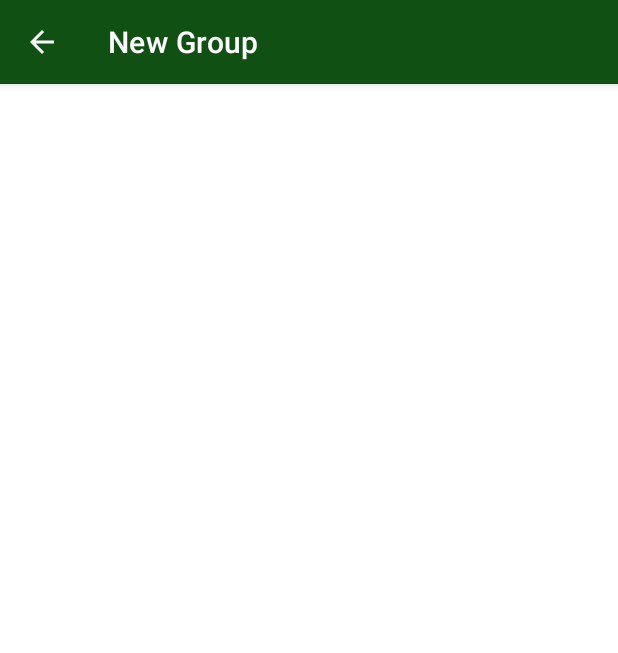
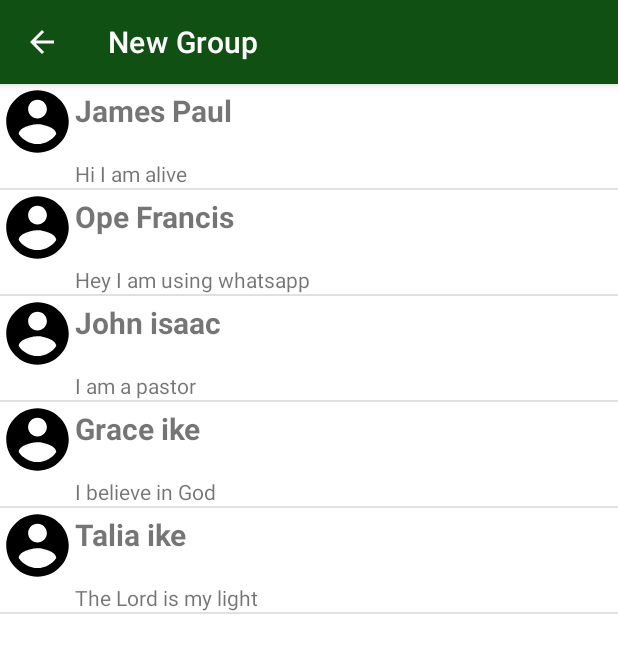
Before and after one commit to Raikhuomon/WhatsAppClone, an Android app: the NewGroupActivity screen opened directly, with no data from a screen before it, on a phone screen of 412 x 824 dp. Shown: the top 653 px of the screen. Run offline under Robolectric (Android 15) with nearby library versions, the phone set to English and light mode, and no system bars.

Commit message:
implementing list of friends

```diff
--- a/app/src/main/java/com/rachael/whatsappclone/ListOfFriendsAdapter.kt
+++ b/app/src/main/java/com/rachael/whatsappclone/ListOfFriendsAdapter.kt
@@ -4,9 +4,12 @@ import android.content.Context
 import android.view.LayoutInflater
 import android.view.View
 import android.view.ViewGroup
+import android.widget.TextView
 import androidx.recyclerview.widget.RecyclerView
 
 class listOfFriendsAdapter(val context: Context) : RecyclerView.Adapter<listOfFriendsAdapter.LFViewHolder>(){
+    private val sampleData = SampleData()
+    private val listOfFriends = sampleData.LIST_OF_FRIENDS
 
     override fun onCreateViewHolder(parent: ViewGroup, viewType: Int): LFViewHolder {
        val itemView = LayoutInflater.from(context).inflate(R.layout.list_of_friends_layout, parent, false)
@@ -15,14 +18,16 @@ class listOfFriendsAdapter(val context: Context) : RecyclerView.Adapter<listOfFr
     }
 
     override fun onBindViewHolder(holder: LFViewHolder, position: Int) {
-
+        holder.userName.text = listOfFriends[position].username
+        holder.status.text = listOfFriends[position].status
     }
 
     override fun getItemCount(): Int {
-
+         return listOfFriends.size
     }
 
     class LFViewHolder(itemView: View): RecyclerView.ViewHolder(itemView){
-
+        val userName: TextView = itemView.findViewById(R.id.userName)
+        val status: TextView = itemView.findViewById(R.id.status)
     }
 }
--- a/app/src/main/java/com/rachael/whatsappclone/NewGroupActivity.kt
+++ b/app/src/main/java/com/rachael/whatsappclone/NewGroupActivity.kt
@@ -2,6 +2,8 @@ package com.rachael.whatsappclone
 
 import androidx.appcompat.app.AppCompatActivity
 import android.os.Bundle
+import androidx.recyclerview.widget.DividerItemDecoration
+import androidx.recyclerview.widget.LinearLayoutManager
 import androidx.recyclerview.widget.RecyclerView
 
 class NewGroupActivity : AppCompatActivity() {
@@ -12,6 +14,11 @@ class NewGroupActivity : AppCompatActivity() {
         setContentView(R.layout.activity_new_group)
 
         recyclerview = findViewById(R.id.listOfFriends)
+        recyclerview.adapter = listOfFriendsAdapter(this)
+        recyclerview.layoutManager = LinearLayoutManager(this)
 
+        //adding line decoration
+        val decor = DividerItemDecoration(this, RecyclerView.VERTICAL)
+        recyclerview.addItemDecoration(decor)
     }
 }
--- /dev/null
+++ b/app/src/main/java/com/rachael/whatsappclone/SampleData.kt
@@ -0,0 +1,11 @@
+package com.rachael.whatsappclone
+
+class SampleData {
+    val LIST_OF_FRIENDS: List<User> = listOf(
+        User("James Paul", "Hi I am alive"),
+        User("Ope Francis", "Hey I am using whatsapp"),
+        User("John isaac", "I am a pastor"),
+        User("Grace ike", "I believe in God"),
+        User("Talia ike", "The Lord is my light")
+    )
+}
--- a/app/src/main/res/layout/list_of_friends_layout.xml
+++ b/app/src/main/res/layout/list_of_friends_layout.xml
@@ -2,26 +2,31 @@
 <androidx.constraintlayout.widget.ConstraintLayout xmlns:android="http://schemas.android.com/apk/res/android"
     xmlns:tools="http://schemas.android.com/tools"
     android:layout_width="match_parent"
-    android:layout_height="wrap_content">
+    android:layout_height="wrap_content"
+    xmlns:app="http://schemas.android.com/apk/res-auto">
     <ImageView
-        android:layout_width="100dp"
-        android:layout_height="100dp"
+        android:id="@+id/profilePic"
+        android:layout_width="50dp"
+        android:layout_height="50dp"
         android:src="@drawable/ic_baseline_account_circle_24"
-        />
+        app:layout_constraintStart_toStartOf="parent"
+        app:layout_constraintTop_toTopOf="parent" />
 
     <TextView
-        android:id="@+id/textView"
+        android:id="@+id/userName"
+        android:layout_width="wrap_content"
+        android:layout_height="wrap_content"
+        android:layout_marginTop="4dp"
+        android:text="TextView"
+        android:textSize="20dp"
+        android:textStyle="bold"
+        app:layout_constraintStart_toEndOf="@id/profilePic"
+        app:layout_constraintTop_toTopOf="parent" />
+    <TextView
+        android:id="@+id/status"
         android:layout_width="wrap_content"
         android:layout_height="wrap_content"
         android:text="TextView"
-        tools:layout_editor_absoluteX="140dp"
-        tools:layout_editor_absoluteY="41dp" />
-
-    <TextView
-        android:id="@+id/textView2"
-        android:layout_width="wrap_content"
-        android:layout_height="wrap_content"
-        android:text="TextView"
-        tools:layout_editor_absoluteX="271dp"
-        tools:layout_editor_absoluteY="41dp" />
+        app:layout_constraintStart_toEndOf="@id/profilePic"
+        app:layout_constraintTop_toBottomOf="@id/profilePic" />
 </androidx.constraintlayout.widget.ConstraintLayout>
```
